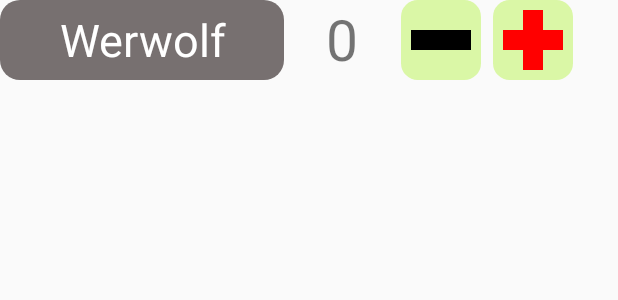
After one commit to tobiasjungmann/Werwolf, an Android app: the layout fragment_character_selection.xml on its own in the app's theme, with its tools: preview values and no code run, on a phone screen of 412 x 824 dp. The commit adds this screen. Shown: the top 300 px of the screen. Run offline under Robolectric (Android 15) with nearby library versions, the phone set to English and light mode, and no system bars.

Commit message:
character selection as fragment

```diff
--- a/app/build.gradle
+++ b/app/build.gradle
@@ -39,9 +39,13 @@ dependencies {
     implementation 'com.android.support.constraint:constraint-layout:2.1.4'
     implementation 'com.github.hajiyevelnur92:intentanimation:1.0'
     implementation 'com.github.androidmads:QRGenerator:1.0.1'
+
+    implementation("androidx.fragment:fragment-ktx:1.5.5")
     implementation 'com.google.android.gms:play-services-vision:20.1.3'
     implementation "androidx.recyclerview:recyclerview:1.2.1"
     implementation 'androidx.appcompat:appcompat:1.6.0'
+    implementation 'com.google.android.material:material:1.4.0'
+    implementation 'androidx.constraintlayout:constraintlayout:2.1.4'
     testImplementation 'junit:junit:4.13.2'
     androidTestImplementation 'com.android.support.test:runner:1.0.2'
     androidTestImplementation 'com.android.support.test.espresso:espresso-core:3.0.2'
--- /dev/null
+++ b/app/src/main/res/layout/activity_pre_game.xml
@@ -0,0 +1,6 @@
+<?xml version="1.0" encoding="utf-8"?>
+
+<androidx.fragment.app.FragmentContainerView xmlns:android="http://schemas.android.com/apk/res/android"
+    android:id="@+id/fragment_container_view_pregame"
+    android:layout_width="match_parent"
+    android:layout_height="match_parent" />
--- /dev/null
+++ b/app/src/main/res/layout/fragment_character_selection.xml
@@ -0,0 +1,75 @@
+<?xml version="1.0" encoding="utf-8"?>
+
+<LinearLayout xmlns:android="http://schemas.android.com/apk/res/android"
+    xmlns:app="http://schemas.android.com/apk/res-auto"
+    xmlns:tools="http://schemas.android.com/tools"
+    android:id="@+id/layoutcharakterRolle"
+    android:layout_width="match_parent"
+    android:layout_height="64dp"
+    android:layout_marginBottom="4dp"
+    android:orientation="vertical">
+
+    <LinearLayout
+        android:id="@+id/list_layout"
+        android:layout_width="match_parent"
+        android:layout_height="wrap_content"
+        android:layout_marginBottom="8dp"
+        android:gravity="end"
+        android:orientation="horizontal">
+
+        <TextView
+            android:id="@+id/textview_character_name"
+            android:layout_width="match_parent"
+            android:layout_height="match_parent"
+            android:layout_weight="1"
+            android:background="@drawable/rund_werwolf"
+            android:gravity="center"
+            android:text="@string/werwolf"
+            android:textColor="@color/weiss"
+            android:textSize="30sp" />
+
+        <TextView
+            android:id="@+id/textview_amount_character"
+            android:layout_width="match_parent"
+            android:layout_height="wrap_content"
+            android:layout_marginLeft="4dp"
+            android:layout_marginRight="4dp"
+            android:layout_weight="1.5"
+            android:gravity="center"
+            android:text="@string/zahl_0"
+            android:textSize="38sp" />
+
+        <LinearLayout
+            android:layout_width="match_parent"
+            android:layout_height="wrap_content"
+            android:layout_weight="1.2"
+            android:orientation="horizontal">
+
+            <ImageView
+                android:id="@+id/image_reduce_character"
+                android:layout_width="53dp"
+                android:layout_height="53dp"
+                app:srcCompat="@drawable/minus_v1"
+                tools:ignore="ContentDescription" />
+
+            <ImageView
+                android:id="@+id/image_add_character"
+                android:layout_width="53dp"
+                android:layout_height="53dp"
+                android:layout_marginStart="8dp"
+                app:srcCompat="@drawable/plus_v1"
+                tools:ignore="ContentDescription" />
+        </LinearLayout>
+    </LinearLayout>
+
+    <TextView
+        android:id="@+id/textview_info"
+        android:layout_width="match_parent"
+        android:layout_height="0dp"
+        android:layout_marginBottom="16dp"
+        android:layout_weight="1"
+        android:text="@string/beschreibungWerwolf"
+        android:textColor="@color/weiss"
+        android:textSize="20sp"
+        android:visibility="gone" />
+</LinearLayout>
--- a/app/src/main/res/values/strings.xml
+++ b/app/src/main/res/values/strings.xml
@@ -57,7 +57,6 @@
     <string name="mitspielerAnzahl">Mitspieler: 0 von Max</string>
 
 
-
     <string name="numberWrapper">%1$d</string>
     <string name="combinedWrapper">Gesamt %1$d</string>
     <string name="nameWrapper">" %1$s"</string>
@@ -75,4 +74,6 @@
     <color name="grey">#696969</color>
     <color name="hellgrau">#808080</color>
     <color name="weiss">#ffffff</color>
+    <!-- TODO: Remove or change this placeholder text -->
+    <string name="hello_blank_fragment">Hello blank fragment</string>
 </resources>
```
Also changed, not shown: app/src/main/AndroidManifest.xml (+13 -11 lines), app/src/main/java/com/example/tobias/werwolf_v1/CharacterSelectionFragment.kt (added, +88 -0 lines), app/src/main/java/com/example/tobias/werwolf_v1/PreGameActivity.kt (added, +25 -0 lines).
